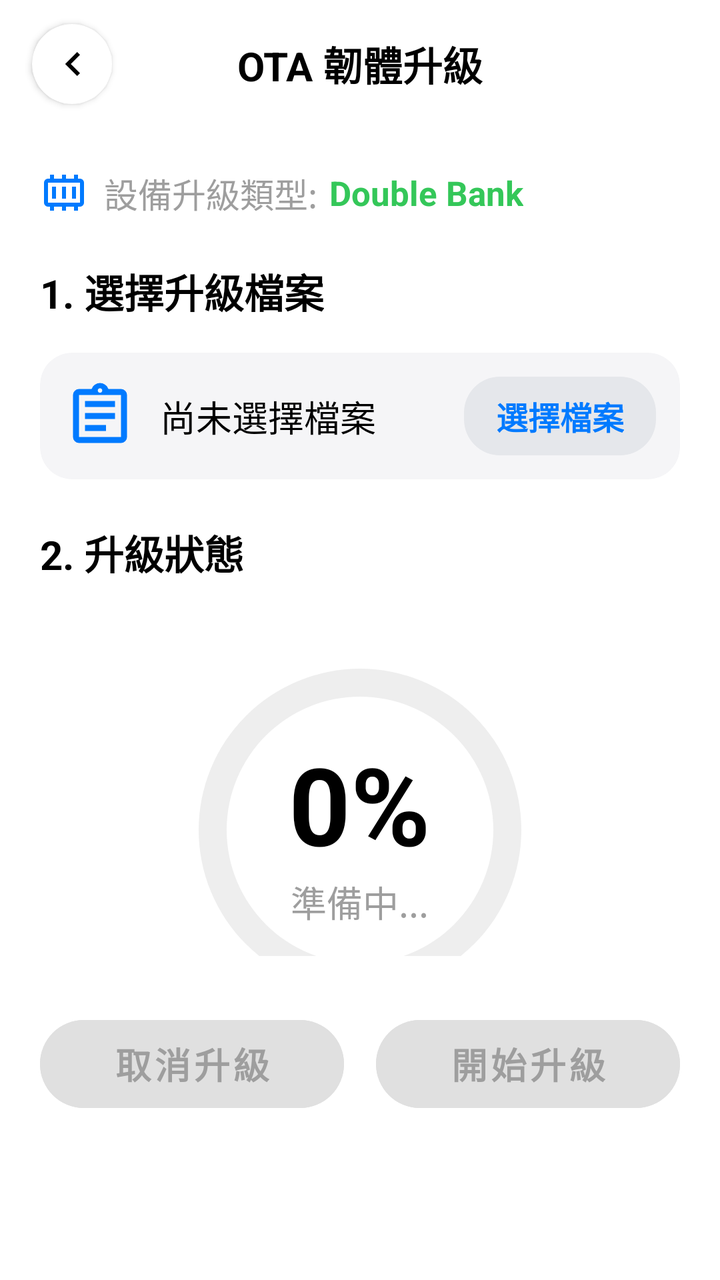
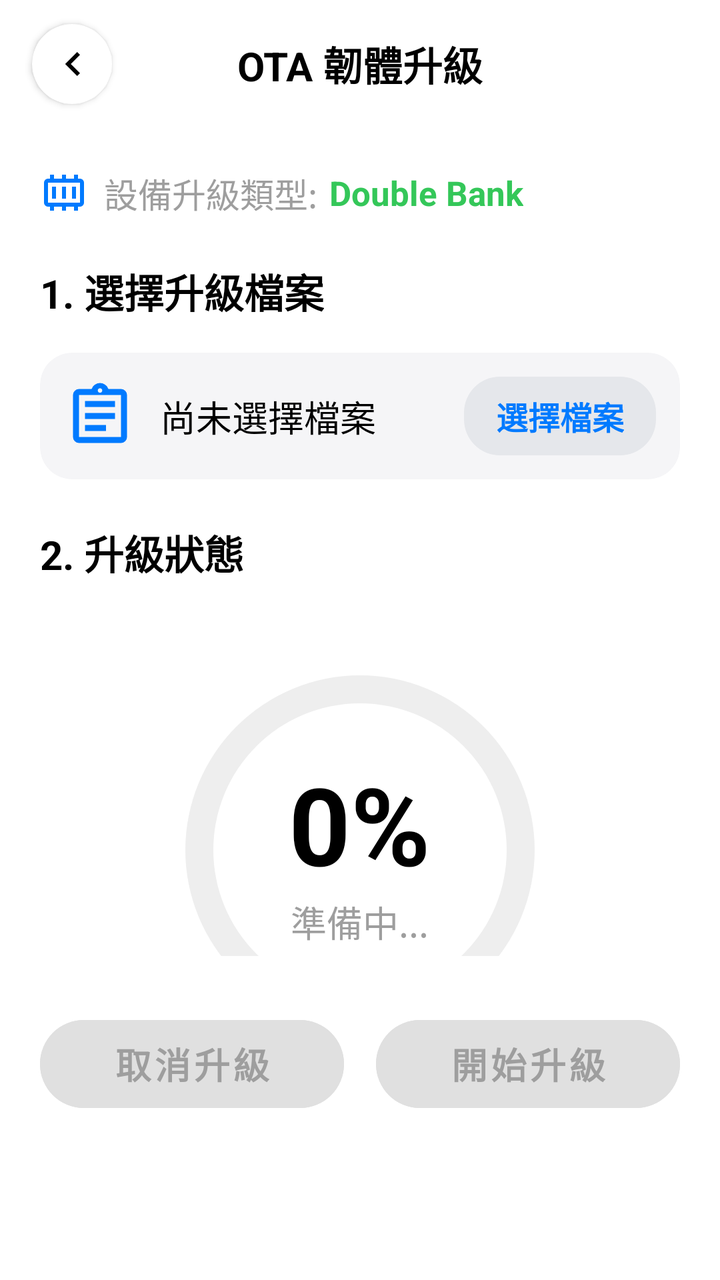

Compare the two renders of this Android layout. The source of the first and the diff that turns it into the second are given below.
<!-- AndroidManifest.xml: application theme Theme.MLControlCore -->
<!-- res/layout/fragment_firmware_update.xml -->
<?xml version="1.0" encoding="utf-8"?>
<androidx.constraintlayout.widget.ConstraintLayout xmlns:android="http://schemas.android.com/apk/res/android"
    xmlns:app="http://schemas.android.com/apk/res-auto"
    xmlns:tools="http://schemas.android.com/tools"
    android:layout_width="match_parent"
    android:layout_height="match_parent"
    android:background="@color/white">

    
    <androidx.constraintlayout.widget.ConstraintLayout
        android:id="@+id/layoutTopBar"
        android:layout_width="match_parent"
        android:layout_height="64dp"
        app:layout_constraintTop_toTopOf="parent">

        <androidx.cardview.widget.CardView
            android:id="@+id/btnBack"
            android:layout_width="40dp"
            android:layout_height="40dp"
            android:layout_marginStart="16dp"
            app:cardBackgroundColor="@color/white"
            app:cardCornerRadius="20dp"
            app:cardElevation="2dp"
            app:layout_constraintBottom_toBottomOf="parent"
            app:layout_constraintStart_toStartOf="parent"
            app:layout_constraintTop_toTopOf="parent">

            <ImageView
                android:layout_width="24dp"
                android:layout_height="24dp"
                android:layout_gravity="center"
                android:rotation="90"
                android:src="@drawable/keyboard_arrow_down_24px"
                app:tint="@color/black" />
        </androidx.cardview.widget.CardView>

        <TextView
            android:id="@+id/tvTitle"
            android:layout_width="wrap_content"
            android:layout_height="wrap_content"
            android:text="OTA 韌體升級"
            android:textColor="@color/black"
            android:textSize="20sp"
            android:textStyle="bold"
            app:layout_constraintBottom_toBottomOf="parent"
            app:layout_constraintEnd_toEndOf="parent"
            app:layout_constraintStart_toStartOf="parent"
            app:layout_constraintTop_toTopOf="parent" />

    </androidx.constraintlayout.widget.ConstraintLayout>

    <androidx.constraintlayout.widget.ConstraintLayout
        android:id="@+id/layoutContent"
        android:layout_width="match_parent"
        android:layout_height="0dp"
        app:layout_constraintBottom_toTopOf="@id/layoutBottomButtons"
        app:layout_constraintTop_toBottomOf="@id/layoutTopBar">

        <LinearLayout
            android:layout_width="match_parent"
            android:layout_height="match_parent"
            android:orientation="vertical"
            android:padding="20dp"
            app:layout_constraintTop_toTopOf="parent">

            
            <LinearLayout
                android:layout_width="wrap_content"
                android:layout_height="wrap_content"
                android:gravity="center_vertical"
                android:orientation="horizontal"
                android:layout_marginBottom="22dp">

                <ImageView
                    android:layout_width="24dp"
                    android:layout_height="24dp"
                    android:src="@drawable/memory_alt_24px"
                    app:tint="@color/system_blue" />

                <TextView
                    android:layout_width="wrap_content"
                    android:layout_height="wrap_content"
                    android:layout_marginStart="8dp"
                    android:text="設備升級類型:"
                    android:textColor="#9E9E9E"
                    android:textSize="17sp" />

                <TextView
                    android:id="@+id/tvDeviceType"
                    android:layout_width="wrap_content"
                    android:layout_height="wrap_content"
                    android:layout_marginStart="6dp"
                    android:text="Double Bank"
                    android:textColor="@color/system_green"
                    android:textSize="17sp"
                    android:textStyle="bold" />
            </LinearLayout>

            
            <TextView
                android:layout_width="wrap_content"
                android:layout_height="wrap_content"
                android:text="1. 選擇升級檔案"
                android:textColor="@color/black"
                android:textSize="20sp"
                android:textStyle="bold"
                android:layout_marginBottom="16dp"/>

            <com.google.android.material.card.MaterialCardView
                android:id="@+id/cvFileSelection"
                android:layout_width="match_parent"
                android:layout_height="wrap_content"
                app:cardBackgroundColor="#F5F5F7"
                app:cardCornerRadius="16dp"
                app:cardElevation="0dp"
                app:strokeWidth="0dp"
                android:layout_marginBottom="22dp">

                <androidx.constraintlayout.widget.ConstraintLayout
                    android:layout_width="match_parent"
                    android:layout_height="wrap_content"
                    android:padding="12dp">

                    <ImageView
                        android:id="@+id/ivFileIcon"
                        android:layout_width="36dp"
                        android:layout_height="36dp"
                        android:src="@drawable/assignment_24px"
                        app:layout_constraintStart_toStartOf="parent"
                        app:layout_constraintTop_toTopOf="parent"
                        app:layout_constraintBottom_toBottomOf="parent"
                        app:tint="@color/system_blue" />

                    <TextView
                        android:id="@+id/tvFileName"
                        android:layout_width="0dp"
                        android:layout_height="wrap_content"
                        android:layout_marginStart="12dp"
                        android:layout_marginEnd="12dp"
                        android:text="尚未選擇檔案"
                        android:textColor="@color/black"
                        android:textSize="18sp"
                        app:layout_constraintBottom_toBottomOf="parent"
                        app:layout_constraintEnd_toStartOf="@+id/btnSelectFile"
                        app:layout_constraintStart_toEndOf="@id/ivFileIcon"
                        app:layout_constraintTop_toTopOf="parent" />

                    <TextView
                        android:id="@+id/btnSelectFile"
                        android:layout_width="wrap_content"
                        android:layout_height="wrap_content"
                        android:background="@drawable/bg_pill_gray"
                        android:paddingHorizontal="16dp"
                        android:paddingVertical="8dp"
                        android:text="選擇檔案"
                        android:textColor="@color/system_blue"
                        android:textSize="16sp"
                        android:textStyle="bold"
                        app:layout_constraintBottom_toBottomOf="parent"
                        app:layout_constraintEnd_toEndOf="parent"
                        app:layout_constraintTop_toTopOf="parent" />

                </androidx.constraintlayout.widget.ConstraintLayout>
            </com.google.android.material.card.MaterialCardView>

            
            <TextView
                android:layout_width="wrap_content"
                android:layout_height="wrap_content"
                android:text="2. 升級狀態"
                android:textColor="@color/black"
                android:textSize="20sp"
                android:textStyle="bold"
                android:layout_marginBottom="24dp"/>

            <FrameLayout
                android:layout_width="200dp"
                android:layout_height="200dp"
                android:layout_gravity="center_horizontal"
                android:layout_marginBottom="24dp">

                <ProgressBar
                    android:id="@+id/progressBar"
                    style="?android:attr/progressBarStyleHorizontal"
                    android:layout_width="match_parent"
                    android:layout_height="match_parent"
                    android:indeterminate="false"
                    android:max="100"
                    android:progress="0"
                    android:progressDrawable="@drawable/circular_progress_bar" />

                <LinearLayout
                    android:layout_width="wrap_content"
                    android:layout_height="wrap_content"
                    android:layout_gravity="center"
                    android:gravity="center"
                    android:orientation="vertical">

                    <TextView
                        android:id="@+id/tvProgressPercent"
                        android:layout_width="wrap_content"
                        android:layout_height="wrap_content"
                        android:text="0%"
                        android:textColor="@color/black"
                        android:textSize="54sp"
                        android:textStyle="bold" />

                    <TextView
                        android:id="@+id/tvProgressStatus"
                        android:layout_width="wrap_content"
                        android:layout_height="wrap_content"
                        android:text="準備中..."
                        android:textColor="#9E9E9E"
                        android:textSize="18sp" />
                </LinearLayout>
            </FrameLayout>

        </LinearLayout>
    </androidx.constraintlayout.widget.ConstraintLayout>

    
    <LinearLayout
        android:id="@+id/layoutBottomButtons"
        android:layout_width="match_parent"
        android:layout_height="wrap_content"
        android:orientation="horizontal"
        android:paddingHorizontal="20dp"
        android:paddingTop="6dp"
        android:paddingBottom="80dp"
        android:background="@color/white"
        app:layout_constraintBottom_toBottomOf="parent">

        <com.google.android.material.button.MaterialButton
            android:id="@+id/btnCancelOTA"
            android:layout_width="0dp"
            android:layout_height="56dp"
            android:layout_weight="1"
            android:layout_marginEnd="8dp"
            android:text="取消升級"
            android:textColor="@color/btn_cancel_ota_text"
            android:backgroundTint="@color/btn_cancel_ota_bg"
            app:cornerRadius="28dp"
            app:elevation="0dp"
            android:textAllCaps="false"
            android:textSize="18sp"
            android:textStyle="bold"
            android:enabled="false" />

        <com.google.android.material.button.MaterialButton
            android:id="@+id/btnStartOTA"
            android:layout_width="0dp"
            android:layout_height="56dp"
            android:layout_weight="1"
            android:layout_marginStart="8dp"
            android:text="開始升級"
            android:textColor="@color/btn_start_ota_text"
            android:backgroundTint="@color/btn_start_ota_bg"
            app:cornerRadius="28dp"
            app:elevation="0dp"
            android:textAllCaps="false"
            android:textSize="18sp"
            android:textStyle="bold"
            android:enabled="false" />

    </LinearLayout>

</androidx.constraintlayout.widget.ConstraintLayout>
<!-- resources referenced by this layout -->
<resources>
  <color name="black">#FF000000</color>
  <color name="system_blue">#007AFF</color>
  <color name="system_green">#34C759</color>
  <color name="white">#FFFFFFFF</color>
  <!-- drawable bg_pill_gray (drawable) -->
  <?xml version="1.0" encoding="utf-8"?>
  <shape xmlns:android="http://schemas.android.com/apk/res/android">
      <solid android:color="#E5E7EB" />
      <corners android:radius="18dp" />
  </shape>
  <!-- drawable circular_progress_bar (drawable) -->
  <?xml version="1.0" encoding="utf-8"?>
  <layer-list xmlns:android="http://schemas.android.com/apk/res/android">
      
      <item android:id="@android:id/background">
          <shape
              android:shape="ring"
              android:thickness="14dp"
              android:useLevel="false">
              <solid android:color="#EEEEEE" />
          </shape>
      </item>
      
      <item android:id="@android:id/progress">
          <rotate
              android:fromDegrees="270"
              android:pivotX="50%"
              android:pivotY="50%"
              android:toDegrees="270">
              <shape
                  android:shape="ring"
                  android:thickness="14dp"
                  android:useLevel="true">
                  <solid android:color="@color/system_blue" />
              </shape>
          </rotate>
      </item>
  </layer-list>
  <!-- drawable keyboard_arrow_down_24px (drawable) -->
  <vector xmlns:android="http://schemas.android.com/apk/res/android"
      android:width="24dp"
      android:height="24dp"
      android:viewportWidth="960"
      android:viewportHeight="960"
      android:tint="?attr/colorControlNormal">
    <path
        android:fillColor="@android:color/white"
        android:pathData="M480,616L240,376L296,320L480,504L664,320L720,376L480,616Z"/>
  </vector>
  <!-- drawable memory_alt_24px (drawable) -->
  <vector xmlns:android="http://schemas.android.com/apk/res/android"
      android:width="24dp"
      android:height="24dp"
      android:viewportWidth="960"
      android:viewportHeight="960"
      android:tint="?attr/colorControlNormal">
    <path
        android:fillColor="@android:color/white"
        android:pathData="M240,600L320,600L320,360L240,360L240,600ZM440,600L520,600L520,360L440,360L440,600ZM640,600L720,600L720,360L640,360L640,600ZM160,680L800,680Q800,680 800,680Q800,680 800,680L800,280Q800,280 800,280Q800,280 800,280L160,280Q160,280 160,280Q160,280 160,280L160,680Q160,680 160,680Q160,680 160,680ZM160,680Q160,680 160,680Q160,680 160,680L160,280Q160,280 160,280Q160,280 160,280L160,280Q160,280 160,280Q160,280 160,280L160,680Q160,680 160,680Q160,680 160,680ZM200,840L200,760L160,760Q127,760 103.5,736.5Q80,713 80,680L80,280Q80,247 103.5,223.5Q127,200 160,200L200,200L200,120L280,120L280,200L440,200L440,120L520,120L520,200L680,200L680,120L760,120L760,200L800,200Q833,200 856.5,223.5Q880,247 880,280L880,680Q880,713 856.5,736.5Q833,760 800,760L760,760L760,840L680,840L680,760L520,760L520,840L440,840L440,760L280,760L280,840L200,840Z"/>
  </vector>
  <style name="Theme.MLControlCore" parent="Theme.MaterialComponents.Light.NoActionBar">
          
  
  
  
  
  
  
  
  
      </style>
  <!-- unchanged entries left out for length: 1 -->
</resources>

<!-- the commit's change to res/layout/fragment_firmware_update.xml (unified diff, before → after) -->
@@ -174,8 +174,8 @@
                 android:layout_marginBottom="24dp"/>
 
             <FrameLayout
-                android:layout_width="200dp"
-                android:layout_height="200dp"
+                android:layout_width="220dp"
+                android:layout_height="220dp"
                 android:layout_gravity="center_horizontal"
                 android:layout_marginBottom="24dp">
 
